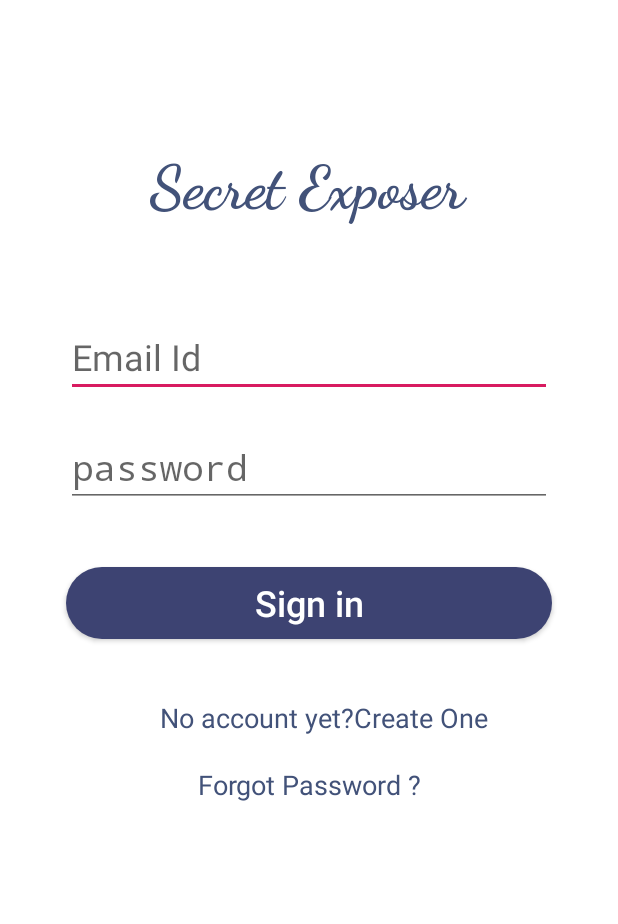
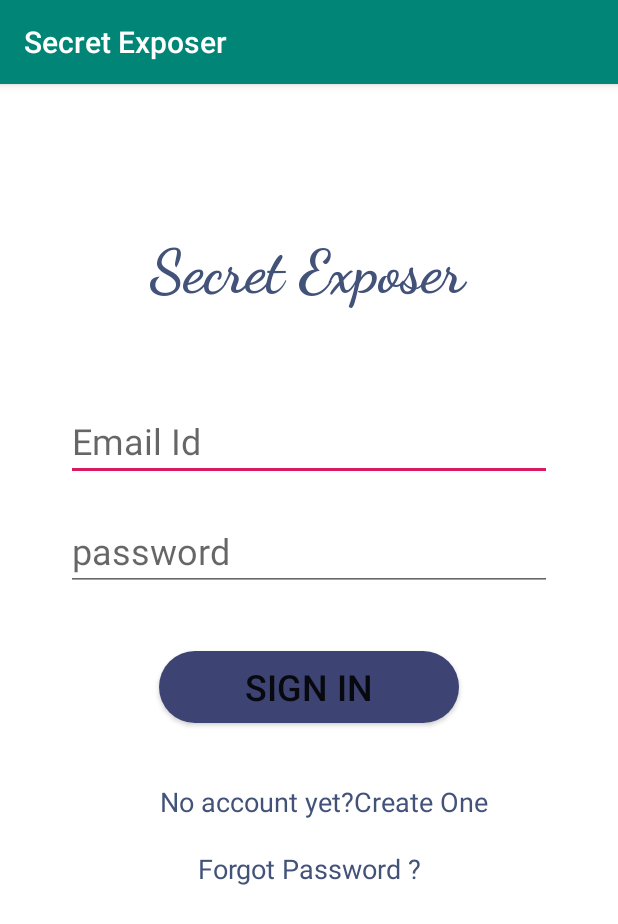
Before and after one commit to BeingCoder786/Secret-Exposer, an Android app: the screen it shows after launch (MainActivity before the commit, LoginActivity after it), on a phone screen of 412 x 824 dp. Shown: the top 924 px of the screen. Run offline under Robolectric (Android 15) with nearby library versions, the phone set to English and light mode, and no system bars; our stand-ins replace Firebase (no records; nobody signed in at launch, a user with empty details on screens opened directly).

Commit message:
succefully registered and login

```diff
--- a/app/build.gradle
+++ b/app/build.gradle
@@ -25,7 +25,9 @@ dependencies {
     implementation 'androidx.appcompat:appcompat:1.1.0'
     implementation 'androidx.constraintlayout:constraintlayout:1.1.3'
     implementation 'com.google.firebase:firebase-database:16.0.4'
+    implementation 'com.google.firebase:firebase-auth:16.0.5'
     testImplementation 'junit:junit:4.12'
     androidTestImplementation 'androidx.test.ext:junit:1.1.1'
     androidTestImplementation 'androidx.test.espresso:espresso-core:3.2.0'
+    implementation 'androidx.recyclerview:recyclerview:1.1.0'
 }
--- a/app/src/main/AndroidManifest.xml
+++ b/app/src/main/AndroidManifest.xml
@@ -9,8 +9,10 @@
         android:roundIcon="@mipmap/ic_launcher_round"
         android:supportsRtl="true"
         android:theme="@style/AppTheme">
-        <activity android:name=".SignupActivity"></activity>
-        <activity android:name=".MainActivity">
+       <!-- <activity android:name=".LoginActivity"></activity>-->
+
+        <activity android:name=".SignupActivity" />
+        <activity android:name=".LoginActivity"> <!--this is actual main activity but i change it to login activity now main activity has noot seen-->
             <intent-filter>
                 <action android:name="android.intent.action.MAIN" />
 
--- /dev/null
+++ b/app/src/main/java/com/mnnit/secretexposer/LoginActivity.java
@@ -0,0 +1,169 @@
+package com.mnnit.secretexposer;
+
+import androidx.annotation.NonNull;
+import androidx.appcompat.app.AlertDialog;
+import androidx.appcompat.app.AppCompatActivity;
+
+import android.content.DialogInterface;
+import android.content.Intent;
+import android.os.Bundle;
+import android.text.InputType;
+import android.text.TextUtils;
+import android.view.View;
+import android.widget.Button;
+import android.widget.EditText;
+import android.widget.LinearLayout;
+import android.widget.TextView;
+import android.widget.Toast;
+
+import com.google.android.gms.tasks.OnCompleteListener;
+import com.google.android.gms.tasks.OnFailureListener;
+import com.google.android.gms.tasks.Task;
+import com.google.firebase.auth.AuthResult;
+import com.google.firebase.auth.FirebaseAuth;
+
+public class LoginActivity extends AppCompatActivity {
+
+
+
+    EditText txtEmail,txtPwd;
+    Button btnlogin;
+    TextView forgot;
+    FirebaseAuth mAuth;
+    @Override
+    protected void onCreate(Bundle savedInstanceState) {
+        super.onCreate(savedInstanceState);
+        setContentView(R.layout.activity_login);
+
+
+
+        forgot=(TextView)findViewById(R.id.forgot);
+        txtEmail=(EditText)findViewById(R.id.uid);
+        txtPwd=(EditText)findViewById(R.id.password);
+        btnlogin=(Button) findViewById(R.id.signin);
+        mAuth= FirebaseAuth.getInstance();
+        btnlogin.setOnClickListener(new View.OnClickListener() {
+            @Override
+            public void onClick(View v) {
+
+                final String email=txtEmail.getText().toString();
+                final String password=txtPwd.getText().toString();
+
+
+                if(TextUtils.isEmpty(email))
+                {
+                    Toast.makeText(LoginActivity.this, "error", Toast.LENGTH_SHORT).show();
+                }
+                if(TextUtils.isEmpty(password))
+                {
+                    Toast.makeText(LoginActivity.this, "error", Toast.LENGTH_SHORT).show();
+                }
+
+                //now login begin
+                mAuth.signInWithEmailAndPassword(email, password)
+                        .addOnCompleteListener(LoginActivity.this, new OnCompleteListener<AuthResult>() {   //you have to privide class name
+                            @Override
+
+                            public void onComplete(@NonNull Task<AuthResult> task) {
+                                if (task.isSuccessful()) {
+
+                                    Toast.makeText(LoginActivity.this, "login Succesfully", Toast.LENGTH_SHORT).show();
+
+
+
+                                } else {
+                                    Toast.makeText(LoginActivity.this, "Login Failed", Toast.LENGTH_SHORT).show();
+
+                                }
+
+                                // ...
+                            }
+                        });
+            }
+        });
+
+        ///recover password through email
+        forgot.setOnClickListener(new View.OnClickListener() {
+            @Override
+            public void onClick(View v) {
+                showRecoverPasswordialog();
+
+            }
+        });
+
+
+    }
+
+    private void showRecoverPasswordialog() {
+        //alert
+        AlertDialog.Builder builder=new AlertDialog.Builder(this);
+        builder.setTitle("Recover password");
+        //set linear layout
+        LinearLayout linearLayout=new LinearLayout(this);
+        //view to set in dialog
+        final EditText emailit=new EditText(this);
+        emailit.setHint("enter email here");
+
+        emailit.setInputType(InputType.TYPE_TEXT_VARIATION_EMAIL_ADDRESS);
+
+        emailit.setMinEms(20);//fit to screen for entering email
+        linearLayout.addView(emailit);
+        linearLayout.setPadding(10,10,10,10);
+
+        builder.setView(linearLayout);
+        //button recover
+        builder.setPositiveButton("Recover", new DialogInterface.OnClickListener() {
+            @Override
+            public void onClick(DialogInterface dialog, int which) {
+                String email=emailit.getText().toString().trim();
+                beginrecoveryemail(email);
+
+            }
+        });
+        //button Cancel
+    /*    builder.setPositiveButton("Cancel", new DialogInterface.OnClickListener() {
+            @Override
+            public void onClick(DialogInterface dialog, int which) {
+                //dismiss
+                dialog.dismiss();
+
+            }
+
+
+        });*/
+        builder.create().show();
+    }
+
+    private void beginrecoveryemail(String email) {
+        mAuth.sendPasswordResetEmail(email).addOnCompleteListener(new OnCompleteListener<Void>() {
+            @Override
+            public void onComplete(@NonNull Task<Void> task) {
+                if (task.isSuccessful()) {
+                    Toast.makeText(LoginActivity.this, "Check your Email", Toast.LENGTH_SHORT).show();
+
+                } else {
+                    Toast.makeText(LoginActivity.this, "Failed", Toast.LENGTH_SHORT).show();
+                }
+            }
+        }).addOnFailureListener(new OnFailureListener() {
+            @Override
+            public void onFailure(@NonNull Exception e) {
+
+            }
+        });
+    }
+
+
+
+
+//this following function for signup page
+    public void changeToSignupActivity(View view) {
+        Intent intent=new Intent(this, SignupActivity.class);
+        startActivity(intent);
+    }
+
+
+
+
+    // }
+}
--- a/app/src/main/java/com/mnnit/secretexposer/MainActivity.java
+++ b/app/src/main/java/com/mnnit/secretexposer/MainActivity.java
@@ -17,10 +17,10 @@ public class MainActivity extends Activity {
         super.onCreate(savedInstanceState);
         requestWindowFeature(Window.FEATURE_NO_TITLE);
         setContentView(R.layout.activity_main);
-        FirebaseDatabase database = FirebaseDatabase.getInstance();
+     /*   FirebaseDatabase database = FirebaseDatabase.getInstance();
         DatabaseReference myRef = database.getReference("message");
 
-        myRef.setValue("Hello, World!");
+        myRef.setValue("Hello, !");*/
     }
     public void changeToSignupActivity(View view) {
         Intent intent=new Intent(this, SignupActivity.class);
--- /dev/null
+++ b/app/src/main/res/layout/activity_login.xml
@@ -0,0 +1,120 @@
+<?xml version="1.0" encoding="utf-8"?>
+<androidx.constraintlayout.widget.ConstraintLayout xmlns:android="http://schemas.android.com/apk/res/android"
+xmlns:app="http://schemas.android.com/apk/res-auto"
+xmlns:tools="http://schemas.android.com/tools"
+android:layout_width="match_parent"
+android:layout_height="match_parent"
+tools:context=".LoginActivity"
+android:background="#ffffff">
+
+
+<TextView
+    android:id="@+id/appName"
+    android:layout_width="324dp"
+    android:layout_height="71dp"
+    android:layout_marginLeft="20dp"
+    android:layout_marginTop="100dp"
+    android:layout_marginRight="20dp"
+    android:fontFamily="cursive"
+    android:text="@string/app_name"
+    android:textAlignment="center"
+    android:textAllCaps="false"
+    android:textColor="#425279"
+    android:textSize="40sp"
+    android:textStyle="bold"
+    app:layout_constraintBottom_toTopOf="@+id/uid"
+    app:layout_constraintHorizontal_bias="0.47"
+    app:layout_constraintLeft_toLeftOf="parent"
+    app:layout_constraintRight_toRightOf="parent"
+    app:layout_constraintTop_toTopOf="parent"
+    app:layout_constraintVertical_bias="0.147" />
+
+<EditText
+    android:id="@+id/uid"
+    android:layout_width="324dp"
+    android:layout_height="wrap_content"
+    android:layout_marginStart="20dp"
+    android:layout_marginTop="40dp"
+    android:layout_marginEnd="20dp"
+    android:layout_marginBottom="20dp"
+    android:ems="10"
+    android:inputType="textEmailAddress"
+    android:textColor="#141823"
+    android:hint="@string/email"
+
+    android:textSize="24sp"
+    app:layout_constraintBottom_toTopOf="@+id/password"
+    app:layout_constraintEnd_toEndOf="parent"
+    app:layout_constraintStart_toStartOf="parent"
+    app:layout_constraintTop_toBottomOf="@+id/appName"
+    android:autofillHints="" tools:targetApi="o" />
+<EditText
+    android:id="@+id/password"
+    android:layout_width="324dp"
+    android:layout_height="wrap_content"
+    android:layout_marginStart="20dp"
+    android:layout_marginEnd="20dp"
+    android:layout_marginBottom="20dp"
+    android:ems="10"
+    android:inputType="textPassword"
+    android:textColor="#141823"
+    android:hint="@string/password"
+    android:autofillHints="no"
+
+    android:textSize="24sp"
+    app:layout_constraintBottom_toTopOf="@+id/signin"
+    app:layout_constraintEnd_toEndOf="parent"
+    app:layout_constraintStart_toStartOf="parent"
+    app:layout_constraintTop_toBottomOf="@+id/uid" tools:targetApi="o" />
+
+<Button
+    android:id="@+id/signin"
+    android:layout_width="200dp"
+    android:layout_height="wrap_content"
+    android:layout_marginStart="20dp"
+    android:layout_marginEnd="20dp"
+    android:layout_marginTop="20dp"
+    android:background="@drawable/rounded_button"
+    android:text="@string/signin"
+    android:textSize="24sp"
+    app:layout_constraintBottom_toTopOf="@+id/signup"
+    app:layout_constraintEnd_toEndOf="parent"
+    app:layout_constraintStart_toStartOf="parent"
+    app:layout_constraintTop_toBottomOf="@+id/password" />
+
+<TextView
+    android:id="@+id/signup"
+    android:layout_width="324dp"
+    android:layout_height="wrap_content"
+    android:layout_marginStart="20dp"
+    android:layout_marginTop="40dp"
+    android:layout_marginEnd="2dp"
+    android:layout_marginBottom="20dp"
+    android:background="#ffffff"
+    android:text="@string/no_account_yet_create_one"
+    android:textAllCaps="false"
+    android:textColor="#425279"
+    android:textSize="18sp"
+    android:textAlignment="center"
+    android:onClick="changeToSignupActivity"
+    app:layout_constraintBottom_toTopOf="@+id/forgot"
+    app:layout_constraintLeft_toLeftOf="parent"
+    app:layout_constraintRight_toRightOf="parent"
+    app:layout_constraintTop_toBottomOf="@+id/signin" />
+
+<TextView
+    android:id="@+id/forgot"
+    android:layout_width="324dp"
+    android:layout_height="wrap_content"
+    android:layout_marginStart="20dp"
+    android:layout_marginTop="20dp"
+    android:layout_marginEnd="20dp"
+    android:text="@string/forgot"
+    android:textAllCaps="false"
+    android:textAlignment="center"
+    android:textColor="#425279"
+    android:textSize="18sp"
+    app:layout_constraintLeft_toLeftOf="parent"
+    app:layout_constraintRight_toRightOf="parent"
+    app:layout_constraintTop_toBottomOf="@+id/signup" />
+</androidx.constraintlayout.widget.ConstraintLayout>
--- a/app/src/main/res/layout/activity_main.xml
+++ b/app/src/main/res/layout/activity_main.xml
@@ -6,6 +6,8 @@
     android:layout_height="match_parent"
     tools:context=".MainActivity"
     android:background="#ffffff">
+
+
     <TextView
         android:id="@+id/appName"
         android:layout_width="324dp"
@@ -39,7 +41,7 @@
         android:inputType="textEmailAddress"
         android:textColor="#ffffff"
         android:hint="@string/email"
-        android:textColorHint="#7F87F1"
+
         android:textSize="24sp"
         app:layout_constraintBottom_toTopOf="@+id/password"
         app:layout_constraintEnd_toEndOf="parent"
@@ -58,7 +60,7 @@
         android:textColor="#ffffff"
         android:hint="@string/password"
         android:autofillHints="no"
-        android:textColorHint="#7F87F1"
+
         android:textSize="24sp"
         app:layout_constraintBottom_toTopOf="@+id/signin"
         app:layout_constraintEnd_toEndOf="parent"
--- a/app/src/main/res/values/strings.xml
+++ b/app/src/main/res/values/strings.xml
@@ -13,4 +13,5 @@
     <string name="sign_up">Sign up</string>
     <string name="repassword">Re-Password</string>
     <string name="gender_button" type="id">gender_button</string>
+    <string name="welcome_to">Welcome To</string>
 </resources>
```
Also changed, not shown: app/src/main/java/User.java (added, +15 -0 lines), app/src/main/java/com/mnnit/secretexposer/SignupActivity.java (+93 -0 lines), app/src/main/res/layout/activity_signup.xml (+5 -5 lines), app/src/main/res/layout/activity_user.xml (added, +9 -0 lines), 1 other file.
